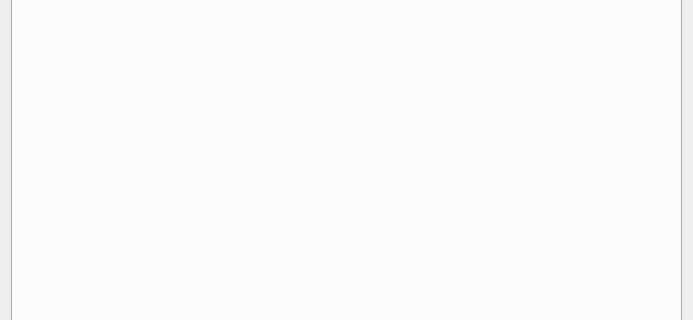
This is dialogs/preferencesdialog.ui in olive-editor/olive as Qt 5 draws it before an edit; both pictures show x 0 to 693 and y 83 to 403 of the 693 by 491 pixel window. The edited form follows.
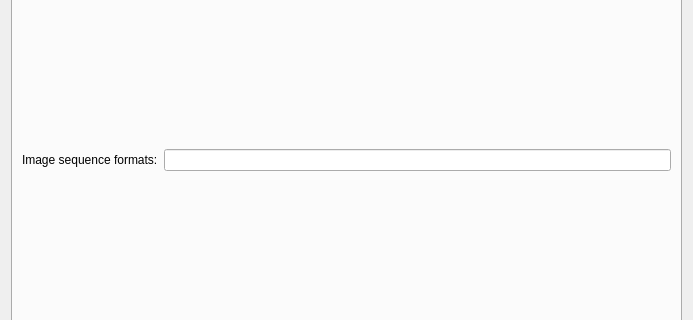
This is the edited form. The open tabs and pages were chosen to show the change.

What changed in the file:
```diff
--- a/dialogs/preferencesdialog.ui
+++ b/dialogs/preferencesdialog.ui
@@ -23,6 +23,18 @@
       <attribute name="title">
        <string>General</string>
       </attribute>
+      <layout class="QGridLayout" name="gridLayout_2">
+       <item row="0" column="0">
+        <widget class="QLabel" name="label">
+         <property name="text">
+          <string>Image sequence formats:</string>
+         </property>
+        </widget>
+       </item>
+       <item row="0" column="1">
+        <widget class="QLineEdit" name="imgSeqFormatEdit"/>
+       </item>
+      </layout>
      </widget>
      <widget class="QWidget" name="tab_2">
       <attribute name="title">
```
Left out of the diff: 2 changed lines with no effect on the pictures.
